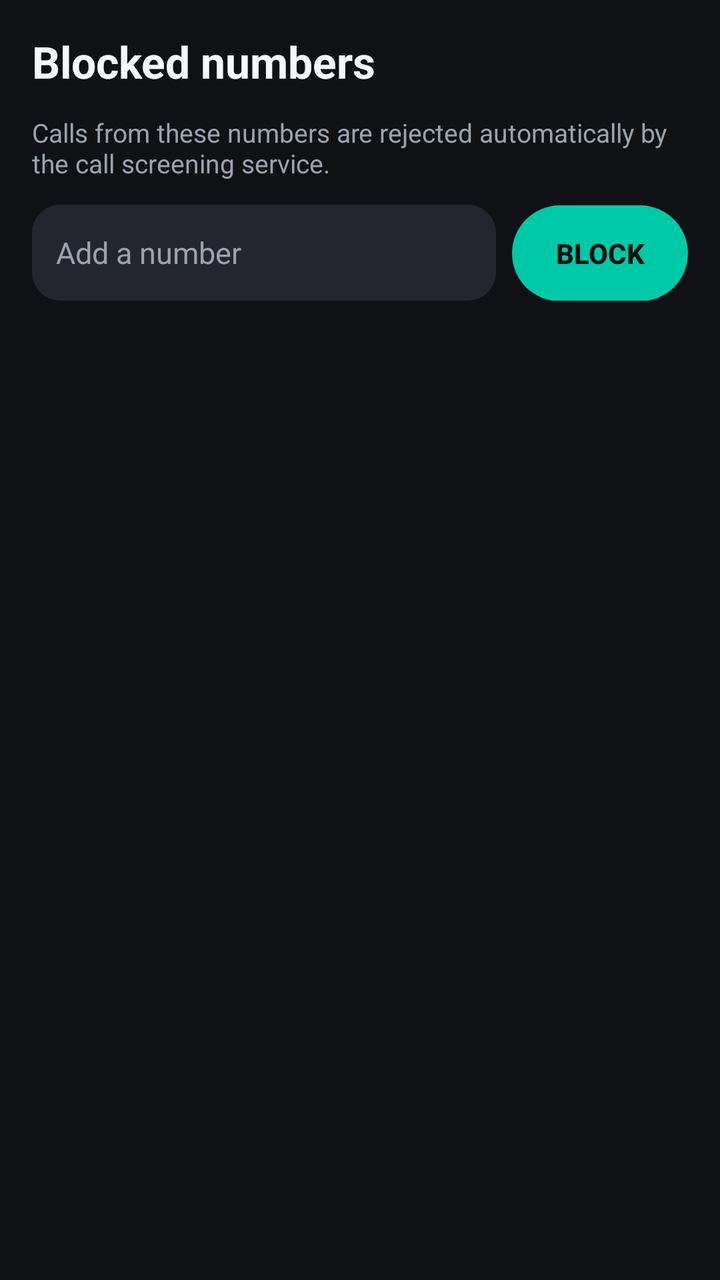
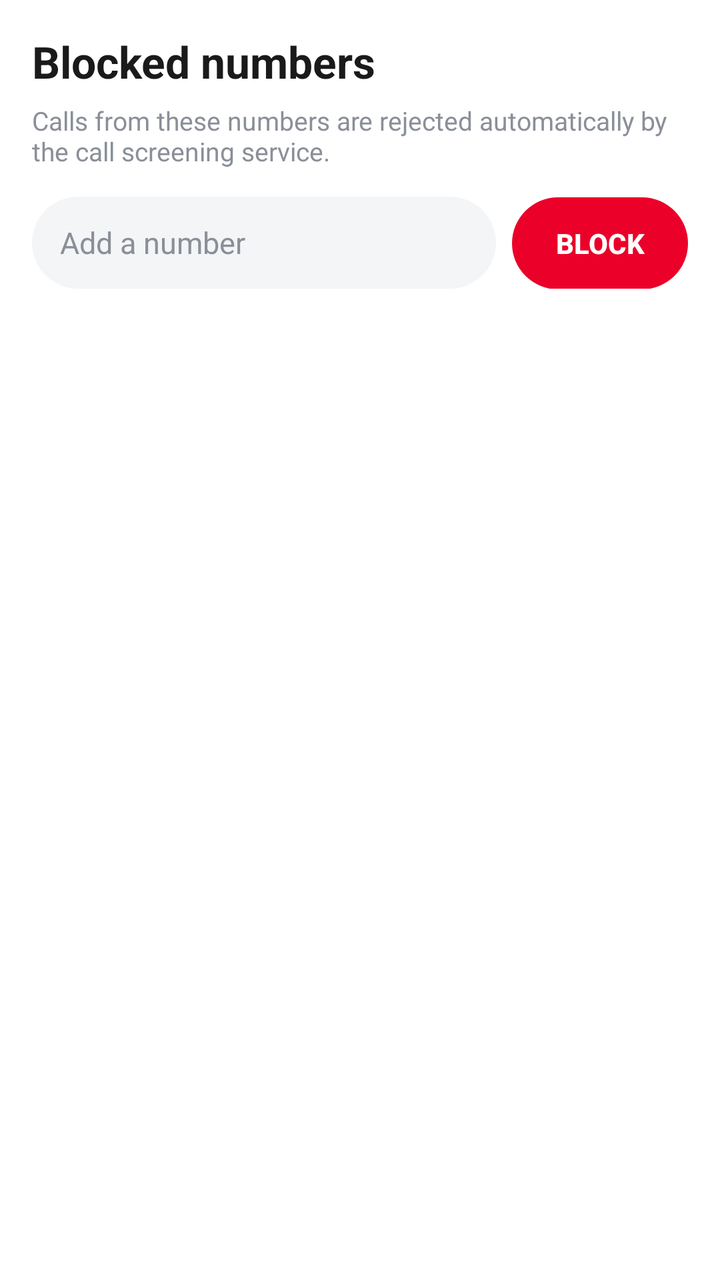

Compare the two renders of this Android layout. The source of the first and the diff that turns it into the second are given below.
<!-- AndroidManifest.xml: application theme Theme.SmartDialer -->
<!-- res/layout/activity_blocked.xml -->
<?xml version="1.0" encoding="utf-8"?>
<LinearLayout xmlns:android="http://schemas.android.com/apk/res/android"
    android:layout_width="match_parent"
    android:layout_height="match_parent"
    android:orientation="vertical"
    android:padding="16dp"
    android:background="@color/bg">

    <TextView
        android:layout_width="match_parent"
        android:layout_height="wrap_content"
        android:paddingBottom="12dp"
        android:text="Blocked numbers"
        android:textColor="@color/text_primary"
        android:textSize="22sp"
        android:textStyle="bold" />

    <TextView
        android:layout_width="match_parent"
        android:layout_height="wrap_content"
        android:paddingBottom="12dp"
        android:text="Calls from these numbers are rejected automatically by the call screening service."
        android:textColor="@color/text_secondary"
        android:textSize="13sp" />

    <LinearLayout
        android:layout_width="match_parent"
        android:layout_height="wrap_content"
        android:orientation="horizontal">

        <EditText
            android:id="@+id/blocked_input"
            android:layout_width="0dp"
            android:layout_height="48dp"
            android:layout_weight="1"
            android:background="@drawable/bg_input"
            android:hint="Add a number"
            android:inputType="phone"
            android:paddingStart="12dp"
            android:paddingEnd="12dp"
            android:textColor="@color/text_primary"
            android:textColorHint="@color/text_secondary"
            android:textSize="15sp" />

        <androidx.appcompat.widget.AppCompatButton
            android:id="@+id/blocked_add"
            android:layout_width="wrap_content"
            android:layout_height="48dp"
            android:layout_marginStart="8dp"
            android:background="@drawable/bg_call"
            android:stateListAnimator="@null"
            android:text="Block"
            android:textColor="#00110E"
            android:textStyle="bold" />
    </LinearLayout>

    <ScrollView
        android:layout_width="match_parent"
        android:layout_height="0dp"
        android:layout_weight="1"
        android:layout_marginTop="12dp">

        <LinearLayout
            android:id="@+id/blocked_list"
            android:layout_width="match_parent"
            android:layout_height="wrap_content"
            android:orientation="vertical" />
    </ScrollView>
</LinearLayout>
<!-- resources referenced by this layout -->
<resources>
  <color name="bg">#0F1115</color>
  <color name="text_primary">#F5F7FA</color>
  <color name="text_secondary">#9AA3AF</color>
  <!-- drawable bg_call (drawable) -->
  <?xml version="1.0" encoding="utf-8"?>
  <shape xmlns:android="http://schemas.android.com/apk/res/android" android:shape="rectangle">
      <solid android:color="@color/accent" />
      <corners android:radius="28dp" />
  </shape>
  <!-- drawable bg_input (drawable) -->
  <?xml version="1.0" encoding="utf-8"?>
  <shape xmlns:android="http://schemas.android.com/apk/res/android" android:shape="rectangle">
      <solid android:color="@color/key" />
      <corners android:radius="14dp" />
  </shape>
  <style name="Theme.SmartDialer" parent="Theme.Material3.Dark.NoActionBar">
          <item name="colorPrimary">@color/accent</item>
          <item name="colorOnPrimary">#000000</item>
          <item name="colorSecondary">@color/accent</item>
          <item name="colorOnSecondary">#000000</item>
          <item name="colorSurface">@color/surface</item>
          <item name="colorOnSurface">@color/text_primary</item>
          <item name="android:colorBackground">@color/bg</item>
          <item name="android:statusBarColor">@color/bg</item>
          <item name="android:navigationBarColor">@color/bg</item>
      </style>
  <color name="accent">#00C9A7</color>
  <color name="key">#23262E</color>
  <color name="surface">#16181D</color>
</resources>

<!-- the commit's change to res/layout/activity_blocked.xml (unified diff, before → after) -->
@@ -9,7 +9,7 @@
     <TextView
         android:layout_width="match_parent"
         android:layout_height="wrap_content"
-        android:paddingBottom="12dp"
+        android:paddingBottom="6dp"
         android:text="Blocked numbers"
         android:textColor="@color/text_primary"
         android:textSize="22sp"
@@ -18,7 +18,7 @@
     <TextView
         android:layout_width="match_parent"
         android:layout_height="wrap_content"
-        android:paddingBottom="12dp"
+        android:paddingBottom="14dp"
         android:text="Calls from these numbers are rejected automatically by the call screening service."
         android:textColor="@color/text_secondary"
         android:textSize="13sp" />
@@ -31,13 +31,13 @@
         <EditText
             android:id="@+id/blocked_input"
             android:layout_width="0dp"
-            android:layout_height="48dp"
+            android:layout_height="46dp"
             android:layout_weight="1"
-            android:background="@drawable/bg_input"
+            android:background="@drawable/bg_search"
             android:hint="Add a number"
             android:inputType="phone"
-            android:paddingStart="12dp"
-            android:paddingEnd="12dp"
+            android:paddingStart="14dp"
+            android:paddingEnd="14dp"
             android:textColor="@color/text_primary"
             android:textColorHint="@color/text_secondary"
             android:textSize="15sp" />
@@ -45,12 +45,12 @@
         <androidx.appcompat.widget.AppCompatButton
             android:id="@+id/blocked_add"
             android:layout_width="wrap_content"
-            android:layout_height="48dp"
+            android:layout_height="46dp"
             android:layout_marginStart="8dp"
             android:background="@drawable/bg_call"
             android:stateListAnimator="@null"
             android:text="Block"
-            android:textColor="#00110E"
+            android:textColor="@color/white"
             android:textStyle="bold" />
     </LinearLayout>
 
<!-- resource entries referenced after the edit -->
@@ -1,33 +1,35 @@
 <!-- resources referenced by this layout -->
 <resources>
-  <color name="bg">#0F1115</color>
-  <color name="text_primary">#F5F7FA</color>
-  <color name="text_secondary">#9AA3AF</color>
+  <color name="bg">#FFFFFF</color>
+  <color name="text_primary">#1A1A1A</color>
+  <color name="text_secondary">#8A8F98</color>
+  <color name="white">#FFFFFF</color>
   <!-- drawable bg_call (drawable) -->
   <?xml version="1.0" encoding="utf-8"?>
   <shape xmlns:android="http://schemas.android.com/apk/res/android" android:shape="rectangle">
       <solid android:color="@color/accent" />
       <corners android:radius="28dp" />
   </shape>
-  <!-- drawable bg_input (drawable) -->
+  <!-- drawable bg_search (drawable) -->
   <?xml version="1.0" encoding="utf-8"?>
   <shape xmlns:android="http://schemas.android.com/apk/res/android" android:shape="rectangle">
       <solid android:color="@color/key" />
-      <corners android:radius="14dp" />
+      <corners android:radius="24dp" />
   </shape>
-  <style name="Theme.SmartDialer" parent="Theme.Material3.Dark.NoActionBar">
+  <style name="Theme.SmartDialer" parent="Theme.Material3.Light.NoActionBar">
           <item name="colorPrimary">@color/accent</item>
-          <item name="colorOnPrimary">#000000</item>
+          <item name="colorOnPrimary">@color/white</item>
           <item name="colorSecondary">@color/accent</item>
-          <item name="colorOnSecondary">#000000</item>
+          <item name="colorOnSecondary">@color/white</item>
           <item name="colorSurface">@color/surface</item>
           <item name="colorOnSurface">@color/text_primary</item>
           <item name="android:colorBackground">@color/bg</item>
           <item name="android:statusBarColor">@color/bg</item>
           <item name="android:navigationBarColor">@color/bg</item>
+          <item name="android:windowLightStatusBar">true</item>
       </style>
-  <color name="accent">#00C9A7</color>
-  <color name="key">#23262E</color>
-  <color name="surface">#16181D</color>
+  <color name="accent">#EB0029</color>
+  <color name="key">#F4F5F7</color>
+  <color name="surface">#FFFFFF</color>
 </resources>
 
